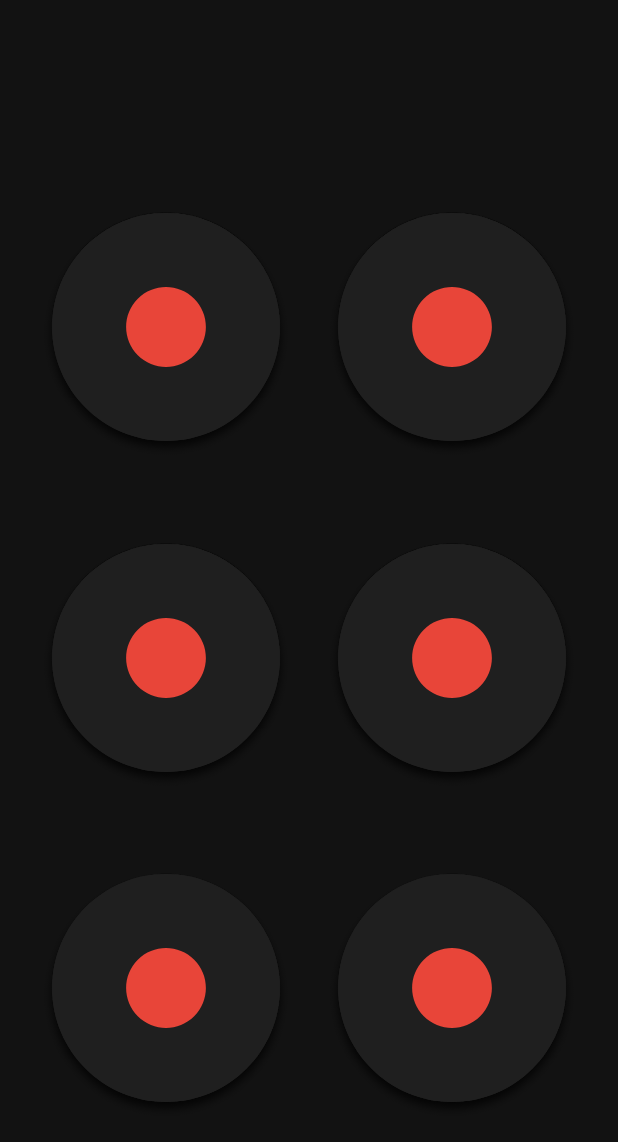
After one commit to aifsbei/loopit, an Android app: the layout rec_btns_layout.xml on its own in the app's theme, with its tools: preview values and no code run, on a phone screen of 412 x 824 dp. The commit adds this screen. Shown: the top 1142 px of the screen. Run offline under Robolectric (Android 15) with nearby library versions, the phone set to English and light mode, and no system bars.

Commit message:
backdrop savepoint - begin

```diff
--- a/app/src/main/java/com/tmvlg/loopit/Tab1.java
+++ b/app/src/main/java/com/tmvlg/loopit/Tab1.java
@@ -3,6 +3,7 @@ package com.tmvlg.loopit;
 import android.Manifest;
 import android.annotation.SuppressLint;
 import android.app.Dialog;
+import android.content.ClipData;
 import android.content.Context;
 import android.content.pm.PackageManager;
 import android.content.res.Resources;
@@ -33,6 +34,7 @@ import android.util.Log;
 import android.view.ContextMenu;
 import android.view.ContextThemeWrapper;
 import android.view.Display;
+import android.view.DragEvent;
 import android.view.Gravity;
 import android.view.LayoutInflater;
 import android.view.MenuItem;
@@ -47,6 +49,7 @@ import android.view.animation.AnimationUtils;
 import android.view.animation.LinearInterpolator;
 import android.view.animation.ScaleAnimation;
 import android.view.animation.TranslateAnimation;
+import android.widget.AbsoluteLayout;
 import android.widget.Button;
 import android.widget.FrameLayout;
 import android.widget.ImageView;
@@ -145,6 +148,10 @@ public class Tab1 extends Fragment implements ExpandableListener{
 
     private FrameLayout frameLayout1;
     private FrameLayout frameLayout2;
+    private FrameLayout frameLayout3;
+    private FrameLayout frameLayout4;
+    private FrameLayout frameLayout5;
+    private FrameLayout frameLayout6;
     private LinearLayout linearLayout;
     private TableLayout tableLayout;
     private String[] PERMISSIONS = {
@@ -219,6 +226,10 @@ public class Tab1 extends Fragment implements ExpandableListener{
 
     boolean recPressed = false;
 
+    private float oldXvalue;
+    private float oldYvalue;
+
+
 
 
     // TODO: Rename and change types of parameters
@@ -283,6 +294,10 @@ public class Tab1 extends Fragment implements ExpandableListener{
 
         frameLayout1 = view.findViewById(R.id.frameLayout1);
         frameLayout2 = view.findViewById(R.id.frameLayout2);
+        frameLayout3 = view.findViewById(R.id.frameLayout3);
+        frameLayout4 = view.findViewById(R.id.frameLayout4);
+        frameLayout5 = view.findViewById(R.id.frameLayout5);
+        frameLayout6 = view.findViewById(R.id.frameLayout6);
         linearLayout = view.findViewById(R.id.dotsll);
         tableLayout = view.findViewById(R.id.tl);
         recBtn1 = new Rec((LottieAnimationView) view.findViewById(R.id.imageButton7), (LottieAnimationView) view.findViewById(R.id.timer1));
@@ -306,24 +321,30 @@ public class Tab1 extends Fragment implements ExpandableListener{
         arrow_view = view.findViewById(R.id.arrow_view);
         topll = view.findViewById(R.id.topll);
         dotsll = view.findViewById(R.id.dotsll);
-        recBtn1.btn.setOnLongClickListener(recBtnLCL);
-        recBtn2.btn.setOnLongClickListener(recBtnLCL);
-        recBtn3.btn.setOnLongClickListener(recBtnLCL);
-        recBtn4.btn.setOnLongClickListener(recBtnLCL);
-        recBtn5.btn.setOnLongClickListener(recBtnLCL);
-        recBtn6.btn.setOnLongClickListener(recBtnLCL);
-        recBtn1.btn.setOnClickListener(recBtnCL);
-        recBtn2.btn.setOnClickListener(recBtnCL);
-        recBtn3.btn.setOnClickListener(recBtnCL);
-        recBtn4.btn.setOnClickListener(recBtnCL);
-        recBtn5.btn.setOnClickListener(recBtnCL);
-        recBtn6.btn.setOnClickListener(recBtnCL);
-        /*recBtn1.btn.setOnTouchListener(new recBtnTL());
+//        recBtn1.btn.setOnLongClickListener(recBtnLCL);
+//        recBtn2.btn.setOnLongClickListener(recBtnLCL);
+//        recBtn3.btn.setOnLongClickListener(recBtnLCL);
+//        recBtn4.btn.setOnLongClickListener(recBtnLCL);
+//        recBtn5.btn.setOnLongClickListener(recBtnLCL);
+//        recBtn6.btn.setOnLongClickListener(recBtnLCL);
+//        recBtn1.btn.setOnClickListener(recBtnCL);
+//        recBtn2.btn.setOnClickListener(recBtnCL);
+//        recBtn3.btn.setOnClickListener(recBtnCL);
+//        recBtn4.btn.setOnClickListener(recBtnCL);
+//        recBtn5.btn.setOnClickListener(recBtnCL);
+//        recBtn6.btn.setOnClickListener(recBtnCL);
+        recBtn1.btn.setOnTouchListener(new recBtnTL());
         recBtn2.btn.setOnTouchListener(new recBtnTL());
         recBtn3.btn.setOnTouchListener(new recBtnTL());
         recBtn4.btn.setOnTouchListener(new recBtnTL());
         recBtn5.btn.setOnTouchListener(new recBtnTL());
-        recBtn6.btn.setOnTouchListener(new recBtnTL());*/
+        recBtn6.btn.setOnTouchListener(new recBtnTL());
+//        frameLayout1.setOnTouchListener(new recBtnTL());
+//        frameLayout2.setOnTouchListener(new recBtnTL());
+//        frameLayout3.setOnTouchListener(new recBtnTL());
+//        frameLayout4.setOnTouchListener(new recBtnTL());
+//        frameLayout5.setOnTouchListener(new recBtnTL());
+//        frameLayout6.setOnTouchListener(new recBtnTL());
 
         expandablePanelView = view.findViewById(R.id.EPV);
         timeTextView = view.findViewById(R.id.timeTextView);
@@ -639,40 +660,26 @@ public class Tab1 extends Fragment implements ExpandableListener{
     };
 
 
+
+
     private final class recBtnTL implements OnTouchListener {
 
         float mPreviousX = 0;
         float mPreviousY = 0;
         boolean mIsDown = false;
 
-        public boolean onTouch(View v, MotionEvent e) {
-            // MotionEvent reports input details from the touch screen
-            // and other input controls. In this case, you are only
-            // interested in events where the touch position changed.
-
-            float x = e.getX();
-            float y = e.getY();
-
-            switch (e.getAction()) {
-                case MotionEvent.ACTION_DOWN:
-                    mIsDown = true;
-                    break;
-                case MotionEvent.ACTION_MOVE:
-
-                    float dx = x - mPreviousX;
-                    float dy = y - mPreviousY;
-
-                    // Here you can try to detect the swipe. It will be necessary to
-                    // store more than the previous value to check that the user move constantly in the same direction
-
-                case MotionEvent.ACTION_UP:
-                    mIsDown = false;
-                    break;
-            }
-
-            mPreviousX = x;
-            mPreviousY = y;
-            return true;
+        public boolean onTouch(View view, MotionEvent motionEvent) {
+            Log.d("pr", "TOUCH!!1!!");
+            if (motionEvent.getAction() == MotionEvent.ACTION_DOWN) {
+                ClipData data = ClipData.newPlainText("", "");
+                View.DragShadowBuilder shadowBuilder = new View.DragShadowBuilder(
+                        view);
+                view.startDrag(data, shadowBuilder, view, 0);
+                view.setVisibility(View.INVISIBLE);
+                return true;
+            } else {
+                return false;
+            }
         }
     };
 
--- a/app/src/main/res/layout/fragment_tab1.xml
+++ b/app/src/main/res/layout/fragment_tab1.xml
@@ -236,7 +236,8 @@
 
                     </FrameLayout>
 
-                    <FrameLayout>
+                    <FrameLayout
+                        android:id="@+id/frameLayout4">
 
                         <com.airbnb.lottie.LottieAnimationView
                             android:id="@+id/imageButton10"
@@ -279,7 +280,8 @@
                     android:layout_height="wrap_content"
                     android:layout_weight="1">
 
-                    <FrameLayout>
+                    <FrameLayout
+                        android:id="@+id/frameLayout5">
 
                         <com.airbnb.lottie.LottieAnimationView
                             android:id="@+id/imageButton11"
@@ -316,7 +318,8 @@
 
                     </FrameLayout>
 
-                    <FrameLayout>
+                    <FrameLayout
+                        android:id="@+id/frameLayout6">
 
                         <com.airbnb.lottie.LottieAnimationView
                             android:id="@+id/imageButton12"
--- /dev/null
+++ b/app/src/main/res/layout/rec_btns_layout.xml
@@ -0,0 +1,298 @@
+<?xml version="1.0" encoding="utf-8"?>
+<RelativeLayout xmlns:android="http://schemas.android.com/apk/res/android"
+    xmlns:app="http://schemas.android.com/apk/res-auto"
+    android:layout_width="match_parent"
+    android:layout_height="wrap_content"
+    android:background="@color/colorPrimaryDark"
+    app:layout_behavior="com.google.android.material.bottomsheet.BottomSheetBehavior"
+    app:behavior_hideable = "false"
+    app:behavior_peekHeight = "50dp">
+
+    <LinearLayout
+        android:layout_width="match_parent"
+        android:layout_height="wrap_content"
+        android:id="@+id/topll"
+        android:layout_alignParentTop="true"
+        android:background="@color/topllColor"
+        android:orientation="vertical">
+
+        <LinearLayout
+            android:id="@+id/dotsll"
+            android:layout_width="match_parent"
+            android:layout_height="50dp"
+            android:background="@color/topllColor"
+            android:gravity="center"
+            android:orientation="horizontal">
+        </LinearLayout>
+
+    </LinearLayout>
+
+
+    <TableLayout
+        android:layout_width="match_parent"
+        android:layout_height="match_parent"
+        android:layout_marginTop="2dp"
+        android:layout_marginBottom="55dp"
+        android:shrinkColumns="*"
+        android:stretchColumns="*"
+        android:id="@+id/tl"
+        android:layout_alignParentBottom="true"
+        android:layout_below="@+id/topll"
+        android:clipChildren="false"
+        android:clipToPadding="false"
+        android:layout_marginLeft="15dp"
+        android:layout_marginRight="15dp"
+        android:paddingBottom="55dp"
+        app:layout_constraintBottom_toBottomOf="parent"
+        app:layout_constraintEnd_toEndOf="parent"
+        app:layout_constraintStart_toStartOf="parent"
+        app:layout_constraintTop_toTopOf="parent">
+
+        <TableRow
+            android:layout_width="wrap_content"
+            android:layout_height="wrap_content"
+            android:layout_weight="1"
+            android:id="@+id/tableRow1">
+
+            <FrameLayout
+                android:id="@+id/frameLayout1">
+
+                <com.airbnb.lottie.LottieAnimationView
+                    android:id="@+id/imageButton7"
+                    android:layout_width="wrap_content"
+                    android:layout_height="match_parent"
+                    android:scaleType="centerInside"
+                    android:elevation="6dp"
+                    android:padding="6dp"
+                    app:lottie_fileName="LottieBrecStartToStop.json"
+                    app:lottie_loop="false"
+                    app:lottie_autoPlay="false"
+                    android:background="@android:color/transparent"/>
+
+                <com.airbnb.lottie.LottieAnimationView
+                    android:id="@+id/timer1"
+                    android:layout_width="wrap_content"
+                    android:layout_height="match_parent"
+                    android:scaleType="centerInside"
+                    android:elevation="6dp"
+                    android:padding="6dp"
+                    app:lottie_fileName="LottieBrecStartToStop.json"
+                    app:lottie_loop="false"
+                    app:lottie_autoPlay="false"
+                    android:background="@android:color/transparent"/>
+
+                <ImageView
+                    android:id="@+id/staticImageButton7"
+                    android:layout_width="wrap_content"
+                    android:layout_height="match_parent"
+                    android:scaleType="fitCenter"
+                    android:src="@drawable/start_static" />
+
+
+
+            </FrameLayout>
+
+            <FrameLayout
+                android:id="@+id/frameLayout2">
+
+                <com.airbnb.lottie.LottieAnimationView
+                    android:id="@+id/imageButton8"
+                    android:layout_width="wrap_content"
+                    android:layout_height="match_parent"
+                    android:scaleType="centerInside"
+                    android:elevation="6dp"
+                    android:padding="6dp"
+                    app:lottie_fileName="LottieBrecStartToStop.json"
+                    app:lottie_loop="false"
+                    app:lottie_autoPlay="false"
+                    android:background="@android:color/transparent"/>
+
+                <com.airbnb.lottie.LottieAnimationView
+                    android:id="@+id/timer2"
+                    android:layout_width="wrap_content"
+                    android:layout_height="match_parent"
+                    android:scaleType="centerInside"
+                    android:elevation="6dp"
+                    android:padding="6dp"
+                    app:lottie_fileName="LottieBrecStartToStop.json"
+                    app:lottie_loop="false"
+                    app:lottie_autoPlay="false"
+                    android:background="@android:color/transparent"/>
+
+                <ImageView
+                    android:id="@+id/staticImageButton8"
+                    android:layout_width="wrap_content"
+                    android:layout_height="match_parent"
+                    android:scaleType="fitCenter"
+                    android:src="@drawable/start_static" />
+
+
+            </FrameLayout>
+        </TableRow>
+
+        <TableRow
+            android:layout_width="wrap_content"
+            android:layout_height="wrap_content"
+            android:layout_weight="1">
+
+            <FrameLayout android:id="@+id/frameLayout3">
+
+                <com.airbnb.lottie.LottieAnimationView
+                    android:id="@+id/imageButton9"
+                    android:layout_width="wrap_content"
+                    android:layout_height="match_parent"
+                    android:scaleType="centerInside"
+                    android:elevation="6dp"
+                    android:padding="6dp"
+                    app:lottie_fileName="LottieBrecStartToStop.json"
+                    app:lottie_loop="false"
+                    app:lottie_autoPlay="false"
+                    android:background="@android:color/transparent"/>
+
+                <com.airbnb.lottie.LottieAnimationView
+                    android:id="@+id/timer3"
+                    android:layout_width="wrap_content"
+                    android:layout_height="match_parent"
+                    android:scaleType="centerInside"
+                    android:elevation="6dp"
+                    android:padding="6dp"
+                    app:lottie_fileName="LottieBrecStartToStop.json"
+                    app:lottie_loop="false"
+                    app:lottie_autoPlay="false"
+                    android:background="@android:color/transparent"/>
+
+                <ImageView
+                    android:id="@+id/staticImageButton9"
+                    android:layout_width="wrap_content"
+                    android:layout_height="match_parent"
+                    android:scaleType="fitCenter"
+                    android:src="@drawable/start_static"/>
+
+
+
+            </FrameLayout>
+
+            <FrameLayout
+                android:id="@+id/frameLayout4">
+
+                <com.airbnb.lottie.LottieAnimationView
+                    android:id="@+id/imageButton10"
+                    android:layout_width="wrap_content"
+                    android:layout_height="match_parent"
+                    android:scaleType="centerInside"
+                    android:elevation="6dp"
+                    android:padding="6dp"
+                    app:lottie_fileName="LottieBrecStartToStop.json"
+                    app:lottie_loop="false"
+                    app:lottie_autoPlay="false"
+                    android:background="@android:color/transparent"/>
+
+                <com.airbnb.lottie.LottieAnimationView
+                    android:id="@+id/timer4"
+                    android:layout_width="wrap_content"
+                    android:layout_height="match_parent"
+                    android:scaleType="centerInside"
+                    android:elevation="6dp"
+                    android:padding="6dp"
+                    app:lottie_fileName="LottieBrecStartToStop.json"
+                    app:lottie_loop="false"
+                    app:lottie_autoPlay="false"
+                    android:background="@android:color/transparent"/>
+
+                <ImageView
+                    android:id="@+id/staticImageButton10"
+                    android:layout_width="wrap_content"
+                    android:layout_height="match_parent"
+                    android:scaleType="fitCenter"
+                    android:src="@drawable/start_static"/>
+
+
+
+            </FrameLayout>
+        </TableRow>
+
+        <TableRow
+            android:layout_width="wrap_content"
+            android:layout_height="wrap_content"
+            android:layout_weight="1">
+
+            <FrameLayout
+                android:id="@+id/frameLayout5">
+
+                <com.airbnb.lottie.LottieAnimationView
+                    android:id="@+id/imageButton11"
+                    android:layout_width="wrap_content"
+                    android:layout_height="match_parent"
+                    android:scaleType="centerInside"
+                    android:elevation="6dp"
+                    android:padding="6dp"
+                    app:lottie_fileName="LottieBrecStartToStop.json"
+                    app:lottie_loop="false"
+                    app:lottie_autoPlay="false"
+                    android:background="@android:color/transparent"/>
+
+                <com.airbnb.lottie.LottieAnimationView
+                    android:id="@+id/timer5"
+                    android:layout_width="wrap_content"
+                    android:layout_height="match_parent"
+                    android:scaleType="centerInside"
+                    android:elevation="6dp"
+                    android:padding="6dp"
+                    app:lottie_fileName="LottieBrecStartToStop.json"
+                    app:lottie_loop="false"
+                    app:lottie_autoPlay="false"
+                    android:background="@android:color/transparent"/>
+
+                <ImageView
+                    android:id="@+id/staticImageButton11"
+                    android:layout_width="wrap_content"
+                    android:layout_height="match_parent"
+                    android:scaleType="fitCenter"
+                    android:src="@drawable/start_static"/>
+
+
+
+            </FrameLayout>
+
+            <FrameLayout
+                android:id="@+id/frameLayout6">
+
+                <com.airbnb.lottie.LottieAnimationView
+                    android:id="@+id/imageButton12"
+                    android:layout_width="wrap_content"
+                    android:layout_height="match_parent"
+                    android:scaleType="centerInside"
+                    android:elevation="6dp"
+                    android:padding="6dp"
+                    app:lottie_fileName="LottieBrecStartToStop.json"
+                    app:lottie_loop="false"
+                    app:lottie_autoPlay="false"
+                    android:background="@android:color/transparent"/>
+
+                <com.airbnb.lottie.LottieAnimationView
+                    android:id="@+id/timer6"
+                    android:layout_width="wrap_content"
+                    android:layout_height="match_parent"
+                    android:scaleType="centerInside"
+                    android:elevation="6dp"
+                    android:padding="6dp"
+                    app:lottie_fileName="LottieBrecStartToStop.json"
+                    app:lottie_loop="false"
+                    app:lottie_autoPlay="false"
+                    android:background="@android:color/transparent"/>
+
+                <ImageView
+                    android:id="@+id/staticImageButton12"
+                    android:layout_width="wrap_content"
+                    android:layout_height="match_parent"
+                    android:scaleType="fitCenter"
+                    android:src="@drawable/start_static"/>
+
+
+
+            </FrameLayout>
+        </TableRow>
+
+    </TableLayout>
+
+</RelativeLayout>
```
